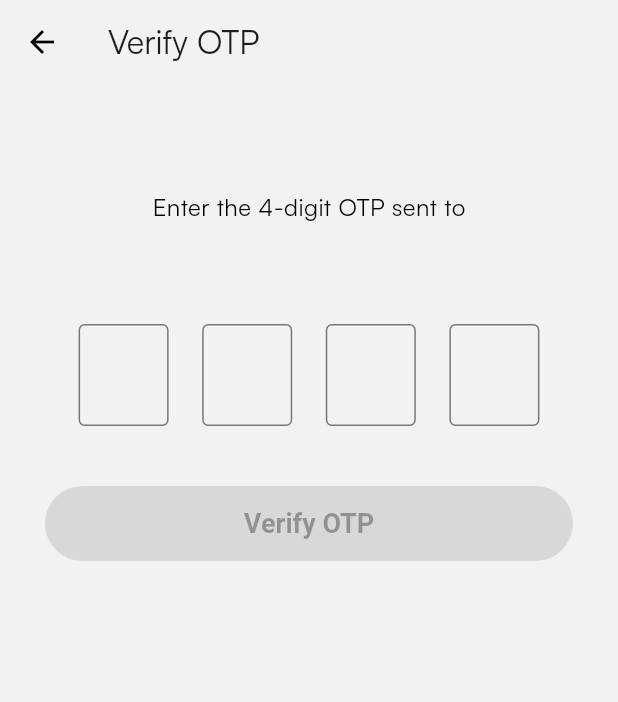
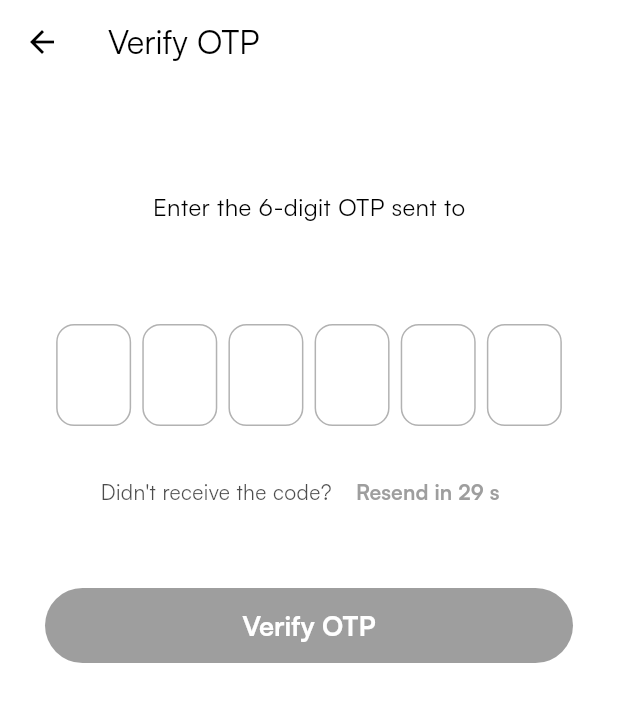
Before and after one commit to AtharvaPatil31/spotify, a Flutter app: the VerifyOTPPage screen opened directly with empty values, on a phone screen of 412 x 824 dp. Shown: the top 702 px of the screen. Run offline on Flutter 3.47's test engine with Material 3 defaults, Android fonts, the phone set to English and light mode, and no system bars; our stand-ins replace flutter_bloc, flutter_svg, hydrated_bloc, supabase_flutter; accounts and stored records are empty.

```diff
--- a/lib/presentation/auth/pages/verify_otp.dart
+++ b/lib/presentation/auth/pages/verify_otp.dart
@@ -1,21 +1,37 @@
-import 'dart:convert';
+import 'dart:async';
 import 'package:flutter/material.dart';
 import 'package:flutter/services.dart';
-import 'package:http/http.dart' as http;
+import 'package:supabase_flutter/supabase_flutter.dart';
+
+import '../../home/home_page.dart';
 
 class VerifyOTPPage extends StatefulWidget {
   final String phoneNumber;
+  final String fullName;
+  final String email;
+  final String password;
 
-  const VerifyOTPPage({super.key, required this.phoneNumber});
+  const VerifyOTPPage({
+    super.key,
+    required this.phoneNumber,
+    required this.fullName,
+    required this.email,
+    required this.password,
+  });
 
   @override
   State<VerifyOTPPage> createState() => _VerifyOTPPageState();
 }
 
 class _VerifyOTPPageState extends State<VerifyOTPPage> {
-  final List<TextEditingController> _controllers = List.generate(4, (_) => TextEditingController());
-  final List<FocusNode> _focusNodes = List.generate(4, (_) => FocusNode());
+  final List<TextEditingController> _controllers = List.generate(6, (_) => TextEditingController());
+  final List<FocusNode> _focusNodes = List.generate(6, (_) => FocusNode());
   bool _isOTPFilled = false;
+  String? _errorMessage;
+
+  Timer? _timer;
+  int _secondsRemaining = 30;
+  bool _canResend = false;
 
   @override
   void initState() {
@@ -23,59 +39,114 @@ class _VerifyOTPPageState extends State<VerifyOTPPage> {
     for (var controller in _controllers) {
       controller.addListener(_checkOTPFilled);
     }
+    _startResendTimer();
   }
 
   void _checkOTPFilled() {
     setState(() {
       _isOTPFilled = _controllers.every((c) => c.text.length == 1);
+      if (_isOTPFilled) _errorMessage = null;
     });
   }
 
+  void _startResendTimer() {
+    setState(() {
+      _secondsRemaining = 30;
+      _canResend = false;
+    });
+
+    _timer?.cancel();
+    _timer = Timer.periodic(const Duration(seconds: 1), (timer) {
+      if (_secondsRemaining == 0) {
+        setState(() => _canResend = true);
+        _timer?.cancel();
+      } else {
+        setState(() => _secondsRemaining--);
+      }
+    });
+  }
+
+  Future<void> _resendOTP() async {
+    try {
+      final supabase = Supabase.instance.client;
+      await supabase.auth.signInWithOtp(phone: widget.phoneNumber);
+      setState(() {
+        _errorMessage = 'OTP Sent Again!';
+      });
+      _startResendTimer();
+    } catch (e) {
+      setState(() {
+        _errorMessage = 'Error resending OTP';
+      });
+    }
+  }
+
   Future<void> _submitOTP() async {
-    if (!_isOTPFilled) {
-      ScaffoldMessenger.of(context).showSnackBar(
-        const SnackBar(content: Text('Please enter complete 4-digit OTP')),
-      );
+    final otp = _controllers.map((c) => c.text).join();
+
+    if (!_isOTPFilled || otp.length != 6) {
+      setState(() {
+        _errorMessage = 'Please enter complete 6-digit OTP';
+      });
       return;
     }
 
-    final otp = _controllers.map((c) => c.text).join();
-
     try {
-      // Replace with your backend endpoint for OTP verification via Twilio
-      final response = await http.post(
-        Uri.parse('https://your-backend.com/verify-otp'),
-        headers: {'Content-Type': 'application/json'},
-        body: jsonEncode({'phone': widget.phoneNumber, 'otp': otp}),
+      final supabase = Supabase.instance.client;
+      final response = await supabase.auth.verifyOTP(
+        phone: widget.phoneNumber,
+        token: otp,
+        type: OtpType.sms,
       );
 
-      final data = jsonDecode(response.body);
-      if (data['success'] == true) {
-        ScaffoldMessenger.of(context).showSnackBar(
-          const SnackBar(content: Text('OTP Verified!')),
-        );
-        // TODO: Navigate to Home/Dashboard
+      if (response.user != null) {
+        // ✅ OTP Verified: Insert user data into Supabase profiles table
+        await supabase.from('profiles').insert({
+          'id': response.user!.id, // ⭐ This is the key fix - use auth user's ID
+          'full_name': widget.fullName,
+          'email': widget.email,
+          'phone_number': widget.phoneNumber,
+        });
+
+        // Navigate to Home Page
+        if (mounted) {
+          Navigator.pushReplacement(
+            context,
+            MaterialPageRoute(builder: (_) => const HomePage()),
+          );
+        }
       } else {
-        ScaffoldMessenger.of(context).showSnackBar(
-          const SnackBar(content: Text('Invalid OTP')),
-        );
+        setState(() {
+          _errorMessage = 'Invalid OTP';
+        });
       }
     } catch (e) {
-      ScaffoldMessenger.of(context).showSnackBar(
-        SnackBar(content: Text('Error verifying OTP: $e')),
-      );
+      setState(() {
+        _errorMessage = 'Error: ${e.toString()}';
+      });
+      print('OTP Verification Error: $e'); // For debugging
     }
+  }
+
+  @override
+  void dispose() {
+    for (var c in _controllers) c.dispose();
+    for (var n in _focusNodes) n.dispose();
+    _timer?.cancel();
+    super.dispose();
   }
 
   @override
   Widget build(BuildContext context) {
     final isDark = Theme.of(context).brightness == Brightness.dark;
+    final bgColor = isDark ? Colors.black : Colors.white;
     final textColor = isDark ? Colors.white : Colors.black;
     final buttonColor = const Color(0xFF1DB954);
 
     return Scaffold(
+      backgroundColor: bgColor,
       appBar: AppBar(
-        title: const Text('Verify OTP'),
+        title: Text('Verify OTP', style: TextStyle(color: textColor)),
         backgroundColor: Colors.transparent,
         elevation: 0,
         iconTheme: IconThemeData(color: textColor),
@@ -86,15 +157,26 @@ class _VerifyOTPPageState extends State<VerifyOTPPage> {
           child: Column(
             children: [
               const SizedBox(height: 40),
-              Text('Enter the 4-digit OTP sent to', style: TextStyle(color: textColor, fontSize: 16)),
+              Text(
+                'Enter the 6-digit OTP sent to',
+                style: TextStyle(color: textColor, fontSize: 16, fontFamily: 'Satoshi'),
+              ),
               const SizedBox(height: 5),
-              Text(widget.phoneNumber, style: TextStyle(color: buttonColor, fontWeight: FontWeight.bold, fontSize: 16)),
+              Text(
+                widget.phoneNumber,
+                style: TextStyle(
+                  color: buttonColor,
+                  fontWeight: FontWeight.bold,
+                  fontSize: 16,
+                  fontFamily: 'Satoshi',
+                ),
+              ),
               const SizedBox(height: 40),
               Row(
                 mainAxisAlignment: MainAxisAlignment.spaceEvenly,
-                children: List.generate(4, (i) {
+                children: List.generate(6, (i) {
                   return SizedBox(
-                    width: 60,
+                    width: 50,
                     child: TextField(
                       controller: _controllers[i],
                       focusNode: _focusNodes[i],
@@ -103,14 +185,64 @@ class _VerifyOTPPageState extends State<VerifyOTPPage> {
                       maxLength: 1,
                       style: TextStyle(fontSize: 24, color: textColor),
                       inputFormatters: [FilteringTextInputFormatter.digitsOnly],
-                      decoration: const InputDecoration(counterText: '', border: OutlineInputBorder()),
+                      autofillHints: const [AutofillHints.oneTimeCode],
+                      decoration: InputDecoration(
+                        counterText: '',
+                        border: OutlineInputBorder(
+                          borderRadius: BorderRadius.circular(12),
+                        ),
+                        enabledBorder: OutlineInputBorder(
+                          borderRadius: BorderRadius.circular(12),
+                          borderSide: BorderSide(color: textColor.withOpacity(0.3)),
+                        ),
+                        focusedBorder: OutlineInputBorder(
+                          borderRadius: BorderRadius.circular(12),
+                          borderSide: BorderSide(color: buttonColor, width: 2),
+                        ),
+                      ),
                       onChanged: (val) {
-                        if (val.isNotEmpty && i < 3) _focusNodes[i + 1].requestFocus();
-                        else if (val.isEmpty && i > 0) _focusNodes[i - 1].requestFocus();
+                        if (val.isNotEmpty && i < 5) {
+                          _focusNodes[i + 1].requestFocus();
+                        } else if (val.isEmpty && i > 0) {
+                          _focusNodes[i - 1].requestFocus();
+                        }
                       },
                     ),
                   );
                 }),
+              ),
+              const SizedBox(height: 20),
+              if (_errorMessage != null)
+                Padding(
+                  padding: const EdgeInsets.only(bottom: 10),
+                  child: Text(
+                    _errorMessage!,
+                    style: TextStyle(
+                      color: _errorMessage!.contains('Sent') ? buttonColor : Colors.red,
+                      fontWeight: FontWeight.w600,
+                      fontFamily: 'Satoshi',
+                    ),
+                  ),
+                ),
+              Row(
+                mainAxisAlignment: MainAxisAlignment.center,
+                children: [
+                  Text(
+                    "Didn't receive the code? ",
+                    style: TextStyle(color: textColor.withOpacity(0.7), fontFamily: 'Satoshi'),
+                  ),
+                  TextButton(
+                    onPressed: _canResend ? _resendOTP : null,
+                    child: Text(
+                      _canResend ? 'Resend OTP' : 'Resend in $_secondsRemaining s',
+                      style: TextStyle(
+                        color: _canResend ? buttonColor : Colors.grey,
+                        fontWeight: FontWeight.bold,
+                        fontFamily: 'Satoshi',
+                      ),
+                    ),
+                  ),
+                ],
               ),
               const SizedBox(height: 40),
               SizedBox(
@@ -119,10 +251,21 @@ class _VerifyOTPPageState extends State<VerifyOTPPage> {
                 child: ElevatedButton(
                   onPressed: _isOTPFilled ? _submitOTP : null,
                   style: ElevatedButton.styleFrom(
-                    backgroundColor: buttonColor,
-                    shape: RoundedRectangleBorder(borderRadius: BorderRadius.circular(30)),
+                    backgroundColor: _isOTPFilled ? buttonColor : Colors.grey,
+                    shape: RoundedRectangleBorder(
+                      borderRadius: BorderRadius.circular(30),
+                    ),
+                    disabledBackgroundColor: Colors.grey,
                   ),
-                  child: const Text('Verify OTP', style: TextStyle(fontSize: 18, fontWeight: FontWeight.bold)),
+                  child: const Text(
+                    'Verify OTP',
+                    style: TextStyle(
+                      fontSize: 18,
+                      fontWeight: FontWeight.bold,
+                      color: Colors.white,
+                      fontFamily: 'Satoshi',
+                    ),
+                  ),
                 ),
               ),
             ],
@@ -131,11 +274,4 @@ class _VerifyOTPPageState extends State<VerifyOTPPage> {
       ),
     );
   }
-
-  @override
-  void dispose() {
-    for (var c in _controllers) c.dispose();
-    for (var n in _focusNodes) n.dispose();
-    super.dispose();
-  }
 }
```
Also changed, not shown: lib/presentation/auth/pages/register.dart (+21 -50 lines), lib/presentation/home/home_page.dart (added, +31 -0 lines), 1 other file.
